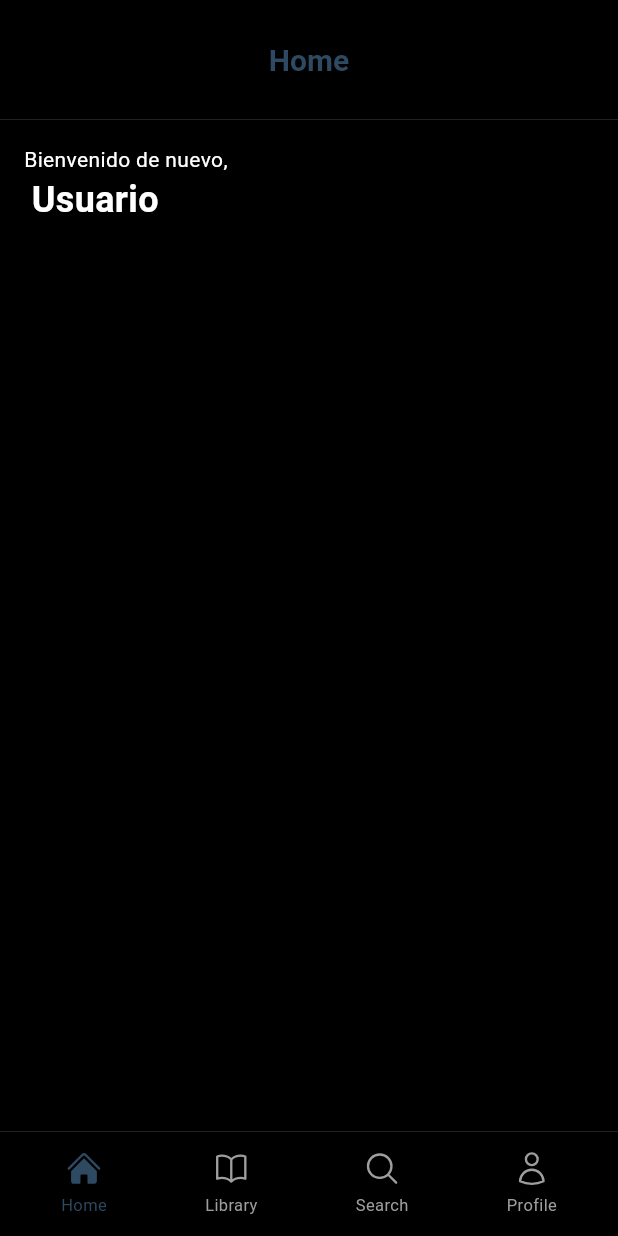
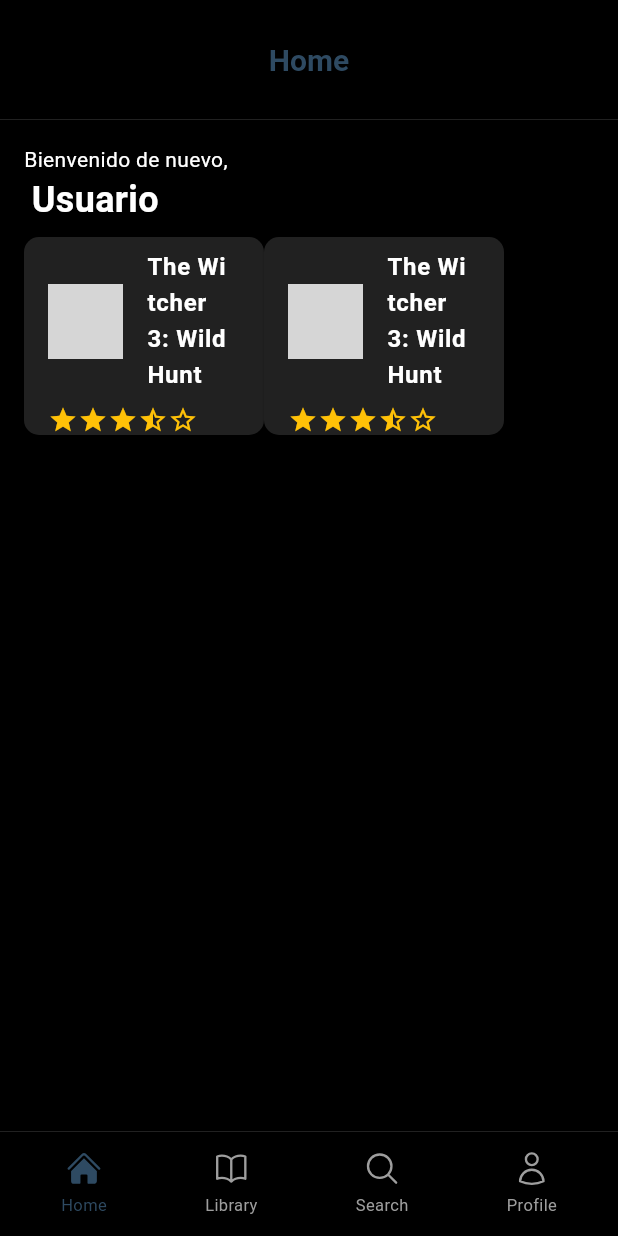
Before and after one commit to JoaquinRouge/Proyecto-TP3, a Flutter app: the HomeScreen screen opened by its route, on a phone screen of 412 x 824 dp. Run offline on Flutter 3.47's test engine with Material 3 defaults, Android fonts, the light colour scheme and no system bars; our stand-ins replace flutter_riverpod, go_router, heroicons; network calls fail; grey boxes are pictures that could not be loaded.

Commit message:
home screen y game card wip

```diff
--- /dev/null
+++ b/lib/core/components/gameCard.dart
@@ -0,0 +1,70 @@
+import 'package:flutter/material.dart';
+
+class GameCard extends StatelessWidget {
+  final String name;
+  final double rating;
+  final List<String> genres;
+  final String coverImage;
+
+  const GameCard({
+    super.key,
+    required this.name,
+    required this.rating,
+    required this.genres,
+    required this.coverImage,
+  });
+
+  @override
+  Widget build(BuildContext context) {
+    return Card(
+      margin: const EdgeInsets.symmetric(vertical: 8),
+      color: Colors.grey[900],
+      shape: RoundedRectangleBorder(borderRadius: BorderRadius.circular(10)),
+      child: Column(
+        crossAxisAlignment:
+            CrossAxisAlignment.start, // <-- Add this for left alignment
+        children: [
+          ListTile(
+            leading: Image.network(
+              coverImage,
+              width: 50,
+              height: 50,
+              fit: BoxFit.cover,
+            ),
+            title: Text(
+              name,
+              style: TextStyle(
+                color: Colors.white,
+                fontWeight: FontWeight.bold,
+              ),
+            ),
+          ),
+          Padding(
+            padding: const EdgeInsets.only(
+              left: 16,
+            ), // <-- Pad stars to the left
+            child: Row(
+              children: List.generate(5, (numStar) {
+                if (rating >= numStar + 1) {
+                  return const Icon(Icons.star, color: Colors.amber, size: 20);
+                } else if (rating > numStar && rating < numStar + 1) {
+                  return const Icon(
+                    Icons.star_half,
+                    color: Colors.amber,
+                    size: 20,
+                  );
+                } else {
+                  return const Icon(
+                    Icons.star_border,
+                    color: Colors.amber,
+                    size: 20,
+                  );
+                }
+              }),
+            ),
+          ),
+        ],
+      ),
+    );
+  }
+}
--- a/lib/presentation/screens/home_screen.dart
+++ b/lib/presentation/screens/home_screen.dart
@@ -1,22 +1,26 @@
 import 'package:flutter/material.dart';
 import 'package:proyecto_tp3/core/components/appBar.dart';
 import 'package:proyecto_tp3/core/components/bottomBar.dart';
+import 'package:proyecto_tp3/core/components/gameCard.dart';
 
 class HomeScreen extends StatelessWidget {
   const HomeScreen({super.key});
 
   @override
   Widget build(BuildContext context) {
-    return const Scaffold(
+    return Scaffold(
       appBar: CustomAppBar(title: "Home"),
       body: Padding(
-        padding: EdgeInsets.all(16),
+        padding: const EdgeInsets.all(16),
         child: Column(
-          crossAxisAlignment: CrossAxisAlignment.start, // Alinea a la izquierda
+          crossAxisAlignment: CrossAxisAlignment.start,
           children: [
-            Text('Bienvenido de nuevo,', style: TextStyle(color: Colors.white)),
-            Padding(
-              padding: EdgeInsets.only(left: 5), // mueve el texto a la derecha
+            const Text(
+              'Bienvenido de nuevo,',
+              style: TextStyle(color: Colors.white),
+            ),
+            const Padding(
+              padding: EdgeInsets.only(left: 5),
               child: Text(
                 "Usuario",
                 style: TextStyle(
@@ -26,6 +30,30 @@
                 ),
               ),
             ),
+            Row(
+              children: [
+                SizedBox(
+                  width: 160,
+                  child: GameCard(
+                    name: "The Witcher 3: Wild Hunt",
+                    rating: 3.5,
+                    genres: ["RPG", "Adventure"],
+                    coverImage:
+                        "https://dixgamer.com/wp-content/uploads/2024/07/the-witcher-3-wild-hunt-245x300.jpg",
+                  ),
+                ),
+                SizedBox(
+                  width: 160,
+                  child: GameCard(
+                    name: "The Witcher 3: Wild Hunt",
+                    rating: 3.5,
+                    genres: ["RPG", "Adventure"],
+                    coverImage:
+                        "https://dixgamer.com/wp-content/uploads/2024/07/the-witcher-3-wild-hunt-245x300.jpg",
+                  ),
+                ),
+              ],
+            ),
           ],
         ),
       ),
```
